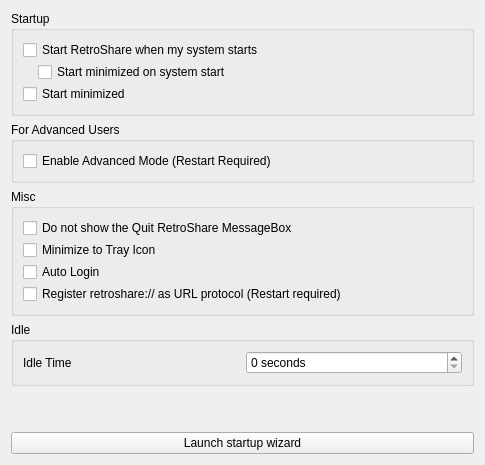
This is retroshare-gui/src/gui/settings/GeneralPage.ui in RetroShare/RetroShare as Qt 5 draws it before an edit. The edited form follows.
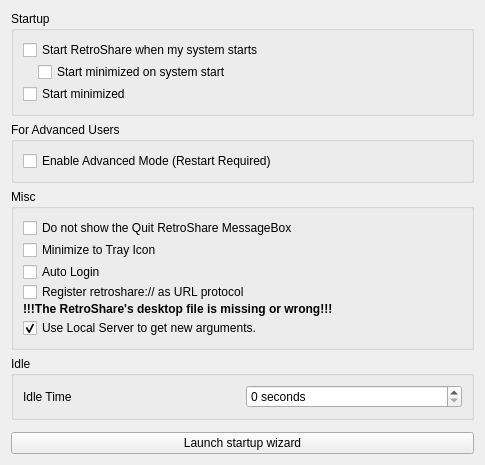
This is the edited form. Icons and pictures are not drawn.

Commit message:
Allow only one instance for useLocalServer option activated. If exists, pass to it arguments.
For now, only allow to pass RsCollection file and retroshare://
protocol.

Patch:
```diff
--- a/retroshare-gui/src/gui/settings/GeneralPage.ui
+++ b/retroshare-gui/src/gui/settings/GeneralPage.ui
@@ -10,7 +10,7 @@
     <height>465</height>
    </rect>
   </property>
-  <layout class="QVBoxLayout" name="verticalLayout">
+  <layout class="QVBoxLayout">
    <item>
     <widget class="QGroupBox" name="groupBox_2">
      <property name="title">
@@ -81,7 +81,7 @@
     </widget>
    </item>
    <item>
-    <widget class="QGroupBox" name="groupBox">
+    <widget class="QGroupBox" name="miscGBox">
      <property name="title">
       <string>Misc</string>
      </property>
@@ -121,7 +121,7 @@
            </size>
           </property>
           <property name="text">
-           <string>Register retroshare:// as URL protocol (Restart required)</string>
+           <string>Register retroshare:// as URL protocol</string>
           </property>
          </widget>
         </item>
@@ -143,11 +143,40 @@
         </item>
        </layout>
       </item>
+      <item row="5" column="0">
+       <widget class="QCheckBox" name="useLocalServer">
+        <property name="toolTip">
+         <string>When checked, this instance receives new parameters (like RsLink or RsFile) and avoid new one.</string>
+        </property>
+        <property name="text">
+         <string>Use Local Server to get new arguments.</string>
+        </property>
+        <property name="checked">
+         <bool>true</bool>
+        </property>
+       </widget>
+      </item>
+      <item row="4" column="0">
+       <widget class="QLabel" name="desktopFileMissingLabel">
+        <property name="font">
+         <font>
+          <weight>75</weight>
+          <bold>true</bold>
+         </font>
+        </property>
+        <property name="toolTip">
+         <string>&lt;html&gt;&lt;head/&gt;&lt;body&gt;&lt;p&gt;Install RetroShare with a package installer to get&lt;/p&gt;&lt;p&gt;/usr/share/applications/retroshare06.desktop&lt;/p&gt;&lt;/body&gt;&lt;/html&gt;</string>
+        </property>
+        <property name="text">
+         <string>!!!The RetroShare's desktop file is missing or wrong!!!</string>
+        </property>
+       </widget>
+      </item>
      </layout>
     </widget>
    </item>
    <item>
-    <widget class="QGroupBox" name="groupBox_3">
+    <widget class="QGroupBox" name="idleGBox">
      <property name="title">
       <string>Idle</string>
      </property>
@@ -176,7 +205,7 @@
     </widget>
    </item>
    <item>
-    <spacer name="verticalSpacer_2">
+    <spacer name="mainVSpacer">
      <property name="orientation">
       <enum>Qt::Vertical</enum>
      </property>
```
Left out of the diff: 24 changed lines with no effect on the pictures. The commit also changes 18 other files.
